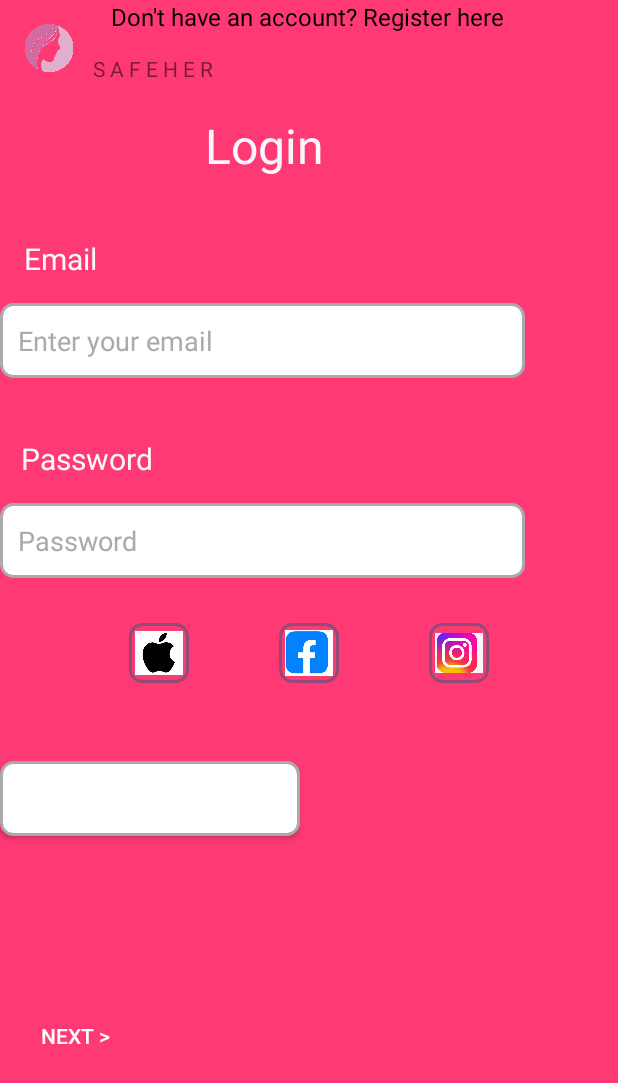
After one commit to SakeenaNavavi/MobileCoursework, an Android app: the layout activity_login.xml on its own in the app's theme, with its tools: preview values and no code run, on a phone screen of 412 x 824 dp. The commit adds this screen. Shown: the top 1083 px of the screen. Run offline under Robolectric (Android 15) with nearby library versions, the phone set to English and light mode, and no system bars.

Commit message:
login and register froms

```diff
--- /dev/null
+++ b/app/src/main/res/drawable/edittext_box_shape.xml
@@ -0,0 +1,13 @@
+<?xml version="1.0" encoding="utf-8"?>
+<shape xmlns:android="http://schemas.android.com/apk/res/android">
+    <solid android:color="@color/white"/>
+    <stroke
+        android:width="2dp"
+        android:color="@android:color/darker_gray"/>
+    <corners android:radius="8dp"/>
+    <padding
+        android:left="10dp"
+        android:right="10dp"
+        android:top="5dp"
+        android:bottom="5dp"/>
+</shape>
--- /dev/null
+++ b/app/src/main/res/drawable/image_border.xml
@@ -0,0 +1,13 @@
+<?xml version="1.0" encoding="utf-8"?>
+<shape xmlns:android="http://schemas.android.com/apk/res/android">
+    <solid android:color="@android:color/transparent" />
+    <stroke
+        android:width="2dp"
+        android:color="#904C77" />
+    <corners android:radius="8dp" />
+    <padding
+        android:left="4dp"
+        android:top="4dp"
+        android:right="4dp"
+        android:bottom="4dp" />
+</shape>
--- /dev/null
+++ b/app/src/main/res/layout/activity_login.xml
@@ -0,0 +1,185 @@
+<?xml version="1.0" encoding="utf-8"?>
+<androidx.constraintlayout.widget.ConstraintLayout
+    xmlns:android="http://schemas.android.com/apk/res/android"
+    xmlns:app="http://schemas.android.com/apk/res-auto"
+    xmlns:tools="http://schemas.android.com/tools"
+    android:id="@+id/main"
+    android:layout_width="match_parent"
+    android:layout_height="match_parent"
+    android:background="@color/colorAccents"
+    tools:context=".Login"
+    tools:ignore="ExtraText">
+
+    <ImageView
+        android:id="@+id/Loginlogo_image"
+        android:layout_width="33dp"
+        android:layout_height="32dp"
+        android:layout_marginTop="16dp"
+        android:src="@drawable/png_clipart_female_illustration_logo_woman_women_s_beauty_center_purple_face_thumbnail"
+        app:layout_constraintEnd_toEndOf="parent"
+        app:layout_constraintHorizontal_bias="0.042"
+        app:layout_constraintStart_toStartOf="parent"
+        app:layout_constraintTop_toTopOf="parent" />
+
+    <TextView
+        android:id="@+id/Loginfirst_textView"
+        android:layout_width="wrap_content"
+        android:layout_height="wrap_content"
+        android:layout_marginTop="20dp"
+        android:text="S A F E H E R"
+        app:layout_constraintEnd_toEndOf="parent"
+        app:layout_constraintHorizontal_bias="0.187"
+        app:layout_constraintStart_toStartOf="parent"
+        app:layout_constraintTop_toTopOf="@id/Loginlogo_image" />
+
+    <TextView
+        android:id="@+id/Loginsecond_textView"
+        android:layout_width="wrap_content"
+        android:layout_height="wrap_content"
+        android:layout_marginTop="20dp"
+        android:text="Login"
+        android:textColor="#F8F7FA"
+        android:textSize="32sp"
+        app:layout_constraintEnd_toEndOf="parent"
+        app:layout_constraintHorizontal_bias="0.411"
+        app:layout_constraintStart_toStartOf="parent"
+        app:layout_constraintTop_toBottomOf="@id/Loginfirst_textView" />
+
+    <TextView
+        android:id="@+id/Loginemail_textView"
+        android:layout_width="wrap_content"
+        android:layout_height="wrap_content"
+        android:layout_marginTop="40dp"
+        android:text="Email"
+        android:textColor="#F8F7FA"
+        android:textSize="20sp"
+        app:layout_constraintEnd_toEndOf="parent"
+        app:layout_constraintHorizontal_bias="0.044"
+        app:layout_constraintStart_toStartOf="parent"
+        app:layout_constraintTop_toBottomOf="@id/Loginsecond_textView" />
+
+    <EditText
+        android:id="@+id/LogineditTextLoginEmail"
+        android:layout_width="350dp"
+        android:layout_height="50dp"
+        android:layout_marginTop="16dp"
+        android:background="@drawable/edittext_box_shape"
+        android:hint="Enter your email"
+        android:inputType="textEmailAddress"
+        android:paddingStart="12dp"
+        android:paddingEnd="12dp"
+        android:textColorHint="@android:color/darker_gray"
+        app:layout_constraintTop_toBottomOf="@id/Loginemail_textView"
+        tools:layout_editor_absoluteX="16dp"
+        tools:ignore="MissingConstraints" />
+
+    <TextView
+        android:id="@+id/Loginpassword_textView"
+        android:layout_width="wrap_content"
+        android:layout_height="wrap_content"
+        android:layout_marginTop="40dp"
+        android:text="Password"
+        android:textColor="#F8F7FA"
+        android:textSize="20sp"
+        app:layout_constraintEnd_toEndOf="parent"
+        app:layout_constraintHorizontal_bias="0.044"
+        app:layout_constraintStart_toStartOf="parent"
+        app:layout_constraintTop_toBottomOf="@id/LogineditTextLoginEmail" />
+
+    <EditText
+        android:id="@+id/LogineditTextLoginPassword"
+        android:layout_width="350dp"
+        android:layout_height="50dp"
+        android:layout_marginTop="16dp"
+        android:background="@drawable/edittext_box_shape"
+        android:hint="Password"
+        android:inputType="textPassword"
+        android:paddingStart="12dp"
+        android:paddingEnd="12dp"
+        android:textColorHint="@android:color/darker_gray"
+        app:layout_constraintTop_toBottomOf="@id/Loginpassword_textView"
+        tools:layout_editor_absoluteX="16dp"
+        tools:ignore="MissingConstraints" />
+
+    <ImageView
+        android:id="@+id/Logingoogle_icon"
+        android:layout_width="40dp"
+        android:layout_height="40dp"
+        android:layout_marginTop="40dp"
+        android:layout_margin="30dp"
+        android:src="@drawable/apple"
+        android:background="@drawable/image_border"
+        app:layout_constraintEnd_toStartOf="@id/Loginfacebook_icon"
+        app:layout_constraintHorizontal_chainStyle="packed"
+        app:layout_constraintStart_toStartOf="parent"
+        app:layout_constraintTop_toBottomOf="@id/LogineditTextLoginPassword" />
+
+    <ImageView
+        android:id="@+id/Loginfacebook_icon"
+        android:layout_width="40dp"
+        android:layout_height="40dp"
+        android:layout_marginTop="40dp"
+        android:layout_margin="30dp"
+        android:src="@drawable/fb"
+        android:background="@drawable/image_border"
+        app:layout_constraintStart_toEndOf="@id/Logingoogle_icon"
+        app:layout_constraintEnd_toStartOf="@id/Loginapple_icon"
+        app:layout_constraintTop_toBottomOf="@id/LogineditTextLoginPassword"
+        app:layout_constraintHorizontal_chainStyle="packed" />
+
+    <ImageView
+        android:id="@+id/Loginapple_icon"
+        android:layout_width="40dp"
+        android:layout_height="40dp"
+        android:layout_marginTop="40dp"
+        android:layout_margin="30dp"
+        android:src="@drawable/ins"
+        android:background="@drawable/image_border"
+        app:layout_constraintStart_toEndOf="@id/Loginfacebook_icon"
+        app:layout_constraintEnd_toEndOf="parent"
+        app:layout_constraintTop_toBottomOf="@id/LogineditTextLoginPassword"
+        app:layout_constraintHorizontal_chainStyle="packed" />
+
+    <Button
+        android:id="@+id/Loginbutton"
+        android:layout_width="200dp"
+        android:layout_height="50dp"
+        android:layout_marginTop="52dp"
+        android:background="@drawable/edittext_box_shape"
+        android:text="Login"
+        android:textColor="#FFFFFF"
+        app:layout_constraintTop_toBottomOf="@id/Loginapple_icon"
+        tools:ignore="MissingConstraints"
+        tools:layout_editor_absoluteX="86dp" />
+
+    <Button
+        android:id="@+id/LoginbuttonNext"
+        android:layout_width="100dp"
+        android:layout_height="50dp"
+        android:layout_marginTop="108dp"
+        android:background="@android:color/transparent"
+        android:contentDescription="Next button"
+        android:text="Next >"
+        android:textColor="#FFFFFF"
+        app:layout_constraintTop_toBottomOf="@id/Loginbutton"
+        tools:ignore="MissingConstraints"
+        tools:layout_editor_absoluteX="286dp" />
+
+
+    <TextView
+        android:id="@+id/Loginlink"
+        android:layout_width="wrap_content"
+        android:layout_height="wrap_content"
+        android:clickable="true"
+        android:focusable="true"
+        android:minHeight="48dp"
+        android:text="Don't have an account? Register here"
+        android:textColor="#FF000000"
+        android:textSize="16sp"
+        app:layout_constraintEnd_toEndOf="parent"
+        app:layout_constraintHorizontal_bias="0.496"
+        app:layout_constraintStart_toStartOf="parent"
+        app:layout_constraintTop_toTo="@id/LoginbuttonNext"
+        tools:ignore="MissingConstraints"
+        tools:layout_editor_absoluteY="578dp" />
+</androidx.constraintlayout.widget.ConstraintLayout>
--- a/app/src/main/res/values/colors.xml
+++ b/app/src/main/res/values/colors.xml
@@ -2,4 +2,6 @@
 <resources>
     <color name="black">#FF000000</color>
     <color name="white">#FFFFFFFF</color>
+    <color name="colorAccent">#904C77</color>
+    <color name="colorAccents">#FF3974</color>
 </resources>
```
Also changed, not shown: app/src/main/java/com/example/coursework/CameraAccessGUI.kt (added, +30 -0 lines), app/src/main/java/com/example/coursework/LocationGUI.kt (added, +33 -0 lines), app/src/main/java/com/example/coursework/Login.kt (added, +39 -0 lines), app/src/main/java/com/example/coursework/Register.kt (added, +41 -0 lines), app/src/main/res/layout/activity_cameraaccess.xml (added, +86 -0 lines), app/src/main/res/layout/activity_location.xml (added, +87 -0 lines), app/src/main/res/layout/activity_register.xml (added, +211 -0 lines), app/src/main/res/drawable/apple.png (added), app/src/main/res/drawable/camera.png (added), app/src/main/res/drawable/fb.png (added), app/src/main/res/drawable/ins.png (added), app/src/main/res/drawable/location.png (added).
